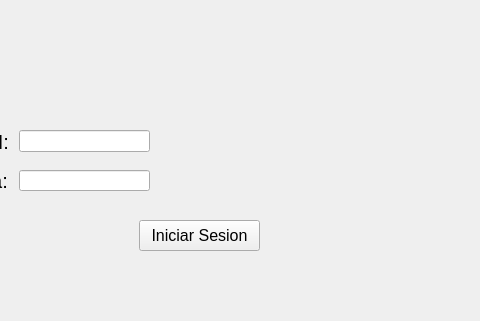
Before: the Qt Designer form Bolsaco/InicioSesion.ui in maurocipo/Bolsaco, drawn with Qt 5; both pictures show x 301 to 781 and y 0 to 321 of the 781 by 541 pixel window.
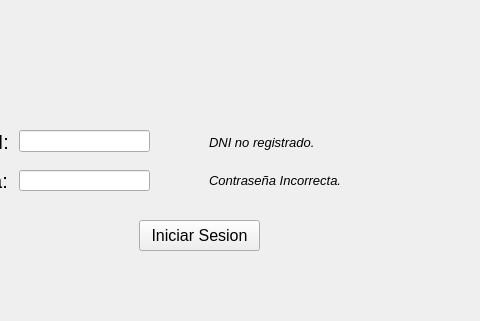
After: the same form once the commit is applied.

What changed in the file:
```diff
--- a/Bolsaco/InicioSesion.ui
+++ b/Bolsaco/InicioSesion.ui
@@ -119,7 +119,45 @@
     </rect>
    </property>
    <property name="text">
-    <string>         </string>
+    <string/>
+   </property>
+  </widget>
+  <widget class="QLabel" name="label_ErrorDNI">
+   <property name="geometry">
+    <rect>
+     <x>510</x>
+     <y>132</y>
+     <width>111</width>
+     <height>21</height>
+    </rect>
+   </property>
+   <property name="font">
+    <font>
+     <pointsize>10</pointsize>
+     <italic>true</italic>
+    </font>
+   </property>
+   <property name="text">
+    <string>DNI no registrado.</string>
+   </property>
+  </widget>
+  <widget class="QLabel" name="label_ErrorContras">
+   <property name="geometry">
+    <rect>
+     <x>510</x>
+     <y>170</y>
+     <width>141</width>
+     <height>21</height>
+    </rect>
+   </property>
+   <property name="font">
+    <font>
+     <pointsize>10</pointsize>
+     <italic>true</italic>
+    </font>
+   </property>
+   <property name="text">
+    <string>Contraseña Incorrecta.</string>
    </property>
   </widget>
  </widget>
```
Left out of the diff: 5 changed lines with no effect on the pictures.
